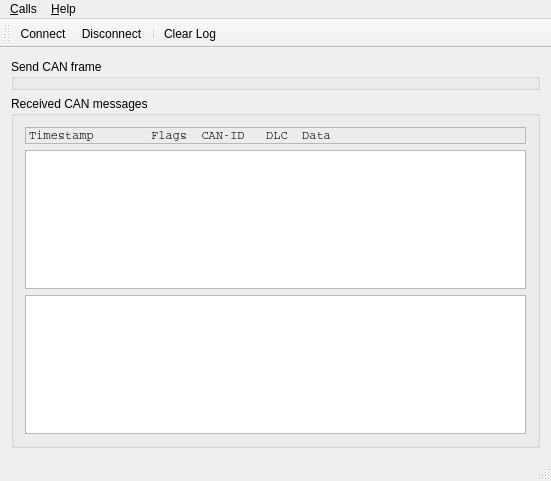
First picture: the form in examples/serialbus/can/mainwindow.ui, repository eugesh/qtserialbus-fork, before the edit.
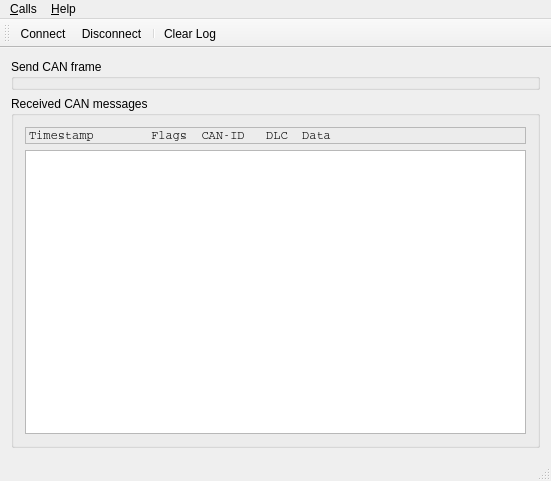
Second picture: the form after the edit. Icons and pictures are not drawn. Custom widgets are drawn as their Qt base class.

Diff of the .ui file:
```diff
--- a/examples/serialbus/can/mainwindow.ui
+++ b/examples/serialbus/can/mainwindow.ui
@@ -44,28 +44,6 @@
          </property>
         </widget>
        </item>
-       <item>
-        <widget class="QTextEdit" name="receivedMessagesEdit">
-         <property name="font">
-          <font>
-           <family>Courier</family>
-           <kerning>false</kerning>
-          </font>
-         </property>
-         <property name="frameShape">
-          <enum>QFrame::StyledPanel</enum>
-         </property>
-         <property name="undoRedoEnabled">
-          <bool>false</bool>
-         </property>
-         <property name="lineWrapMode">
-          <enum>QTextEdit::NoWrap</enum>
-         </property>
-         <property name="readOnly">
-          <bool>true</bool>
-         </property>
-        </widget>
-       </item>
        <item>
         <widget class="QTableView" name="receivedMessagesView"/>
        </item>
```
Left out of the diff: 1 changed line with no effect on the pictures.
